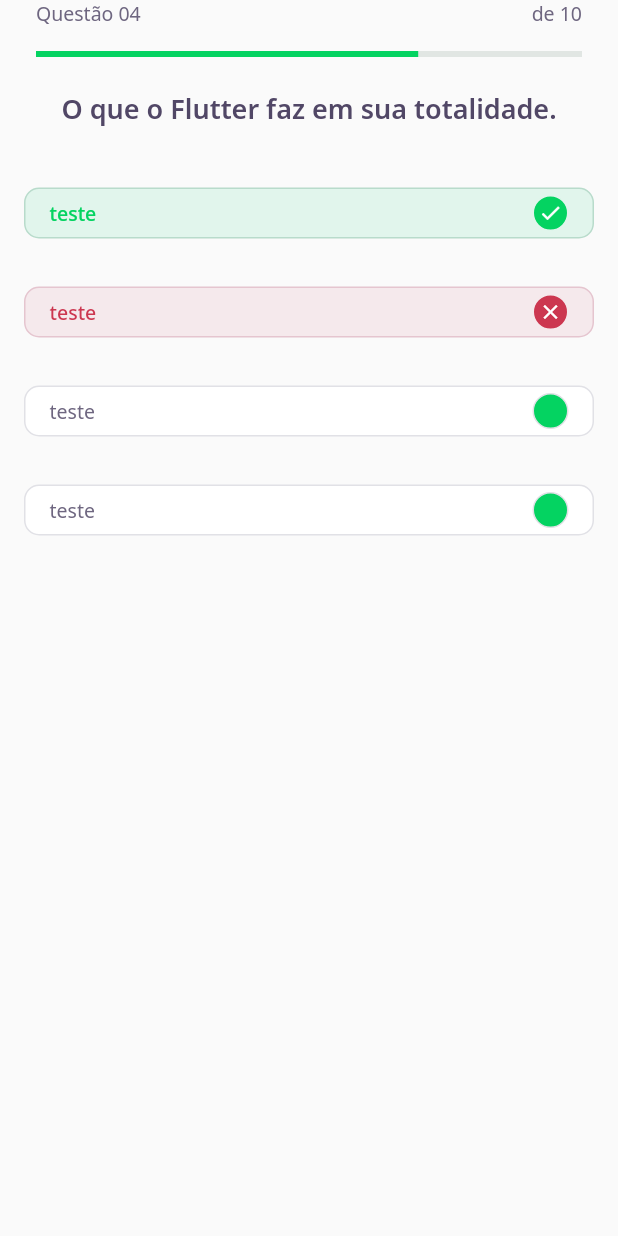
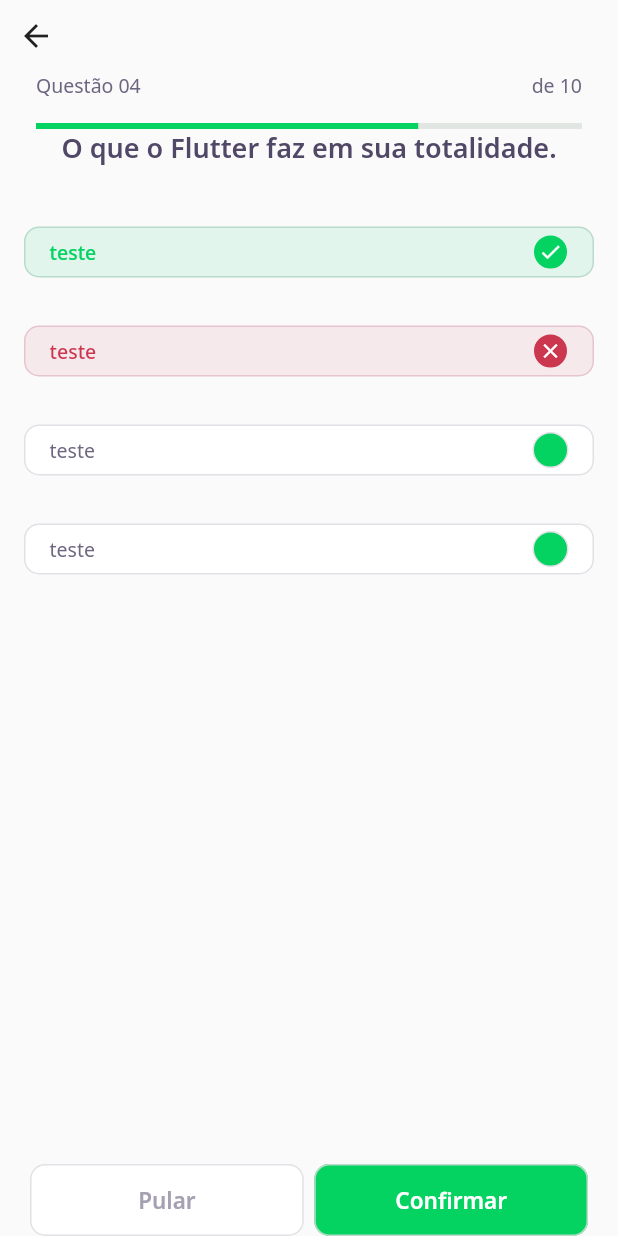
Before and after one commit to brunocardoso1/dev_quiz, a Flutter app: the ChallengePage screen opened directly, on a phone screen of 412 x 824 dp. Run offline on Flutter 3.47's test engine with Material 2 defaults, Android fonts, the phone set to English and light mode, and no system bars; our stand-ins replace google_fonts; accounts and stored records are empty.

Commit message:
27.04 update - Fixing bugs

```diff
--- /dev/null
+++ b/assets/database/user.json
@@ -0,0 +1,6 @@
+{
+  "name": "Bruno Cardoso",
+  "score": "76",
+  "photoUrl": "https://avatars.githubusercontent.com/u/46230696?v=4"
+
+}
--- a/lib/challenge/challenge_page.dart
+++ b/lib/challenge/challenge_page.dart
@@ -1,3 +1,4 @@
+import 'package:DevQuiz/challenge/widgets/next_button/next_button_widget.dart';
 import 'package:DevQuiz/challenge/widgets/question_indicator/question_indicator_widget.dart';
 import 'package:DevQuiz/challenge/widgets/quiz/quiz_widget.dart';
 import 'package:flutter/material.dart';
@@ -14,12 +15,31 @@ class _ChallengePageState extends State<ChallengePage> {
   Widget build(BuildContext context) {
     return Scaffold(
       appBar: PreferredSize(
-        preferredSize: Size.fromHeight(60),
-        child: SafeArea(child: QuestionIndicatorWidget()),
+        preferredSize: Size.fromHeight(86),
+        child: SafeArea(child: Column(
+          crossAxisAlignment: CrossAxisAlignment.start,
+          children: [
+            BackButton(),
+            QuestionIndicatorWidget(),
+          ],
+        )),
       ),
       body: QuizWidget(
         title: "O que o Flutter faz em sua totalidade.",
       ),
+      bottomNavigationBar: SafeArea(
+        bottom: true,
+        child: Padding(
+          padding: const EdgeInsets.symmetric(horizontal: 20),
+          child: Row(
+            mainAxisAlignment: MainAxisAlignment.spaceAround,
+            children: [
+            Expanded(child: NextButtonWidget.white(label: "Pular", onTap: (){},)),
+            SizedBox(width: 7),
+            Expanded(child: NextButtonWidget.green(label: "Confirmar", onTap: (){},)),
+          ],),
+        ),
+      ),
     );
   }
 }
--- /dev/null
+++ b/lib/challenge/widgets/next_button/next_button_widget.dart
@@ -0,0 +1,59 @@
+import 'package:DevQuiz/core/app_colors.dart';
+import 'package:flutter/material.dart';
+import 'package:google_fonts/google_fonts.dart';
+
+class NextButtonWidget extends StatelessWidget {
+  final String label;
+  final Color backgroundColor;
+  final Color fontColor;
+  final Color borderColor;
+  final VoidCallback onTap;
+
+  NextButtonWidget(
+      {required this.label,
+      required this.backgroundColor,
+      required this.fontColor,
+      required this.borderColor,
+      required this.onTap
+      });
+
+  NextButtonWidget.green({required String label, required VoidCallback onTap})
+      : this.backgroundColor = AppColors.darkGreen,
+        this.fontColor = AppColors.white,
+        this.label = label,
+        this.borderColor = AppColors.green,
+        this.onTap = onTap;
+
+
+  NextButtonWidget.white({required String label, required VoidCallback onTap })
+      : this.backgroundColor = AppColors.white,
+        this.fontColor = AppColors.lightGrey,
+        this.label = label,
+        this.borderColor = AppColors.border,
+        this.onTap = onTap;
+
+  @override
+  Widget build(BuildContext context) {
+    return Container(
+      height: 48,
+      child: TextButton(
+          style: ButtonStyle(
+              backgroundColor: MaterialStateProperty.all(
+                  backgroundColor,
+              ),
+              shape: MaterialStateProperty.all(
+                  RoundedRectangleBorder(borderRadius: BorderRadius.circular(10))),
+              side: MaterialStateProperty.all(BorderSide(color: borderColor)),
+          ),
+          onPressed: onTap,
+          child: Text(
+            label,
+            style: GoogleFonts.notoSans(
+              fontWeight: FontWeight.w600,
+              fontSize: 15,
+              color: fontColor,
+            ),
+          )),
+    );
+  }
+}
--- a/lib/core/app_widget.dart
+++ b/lib/core/app_widget.dart
@@ -9,7 +9,7 @@ class AppWidget extends StatelessWidget {
   Widget build(BuildContext context) {
     return MaterialApp(
       title: "DevQuiz",
-      home: HomePage(), // Chama a função responsavel por uma tela
+      home: ChallengePage(), // Chama a função responsavel por uma tela
     );
   }
 }
--- a/pubspec.yaml
+++ b/pubspec.yaml
@@ -18,5 +18,6 @@ dev_dependencies:
 flutter:
   assets:
     - assets/images/
+    - assets/database/
 
   uses-material-design: true
```
Also changed, not shown: assets/database/quizzes.json (added, +18 -0 lines), lib/home/home_controller.dart (+15 -21 lines), lib/home/home_page.dart (+37 -20 lines), lib/home/home_repository.dart (added, +24 -0 lines), lib/home/widgets-appbar/quiz_card/quiz_card_widget.dart (+20 -8 lines), lib/shared/models/answer_model.dart (+14 -0 lines), lib/shared/models/question_model.dart (+15 -0 lines), lib/shared/models/quiz_model.dart (+44 -0 lines), lib/shared/models/user_model.dart (+23 -0 lines).
